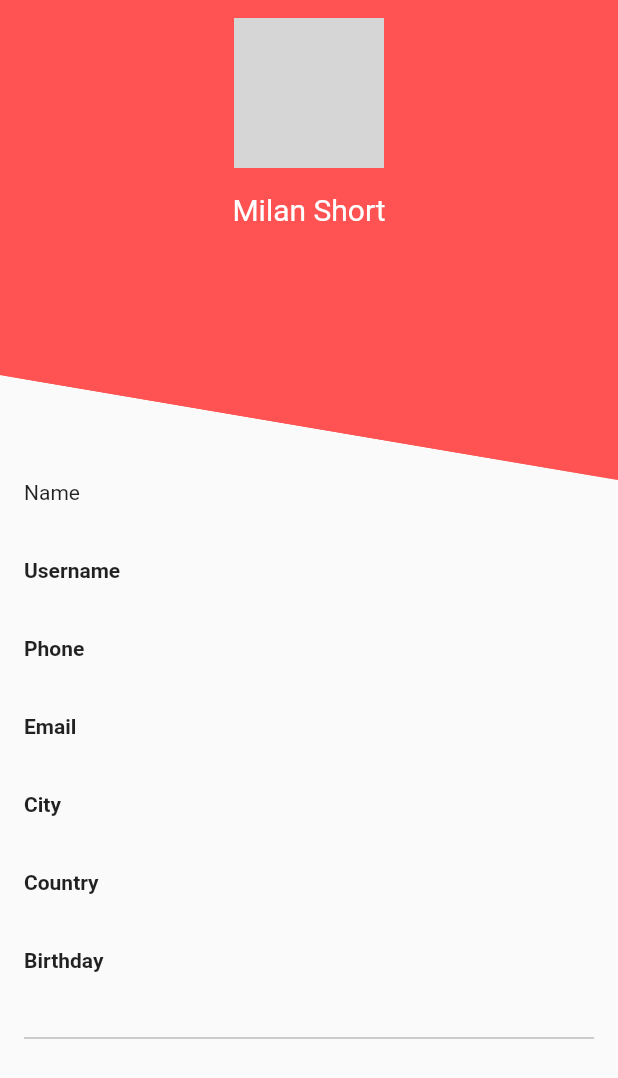
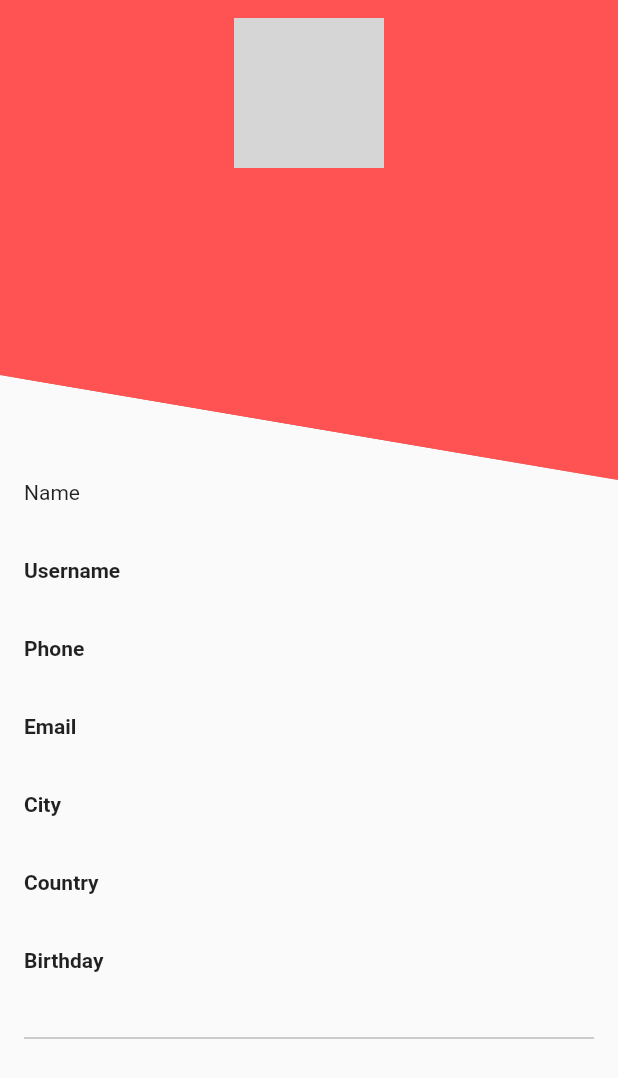
Before and after one commit to fokobot/taller_cursos, a Flutter app: the ProfilePage screen opened directly with empty values, on a phone screen of 412 x 824 dp. Shown: the top 1078 px of the screen. Run offline on Flutter 3.47's test engine with Material 2 defaults, Android fonts, the phone set to English and light mode, and no system bars; our stand-ins replace email_validator, flutter_spinkit, get_it, shared_preferences; accounts and stored records are empty; network calls fail; grey boxes are pictures that could not be loaded.

Commit message:
Pequeñas mejoras

```diff
--- a/lib/widgets/course_detail.dart
+++ b/lib/widgets/course_detail.dart
@@ -7,7 +7,7 @@ class CourseDetail extends StatelessWidget {
   final String coursename;
   final int courseId;
   final int professorId;
-  CourseDetail(this.coursename, this.courseId, this.professorId);
+  CourseDetail({this.coursename, this.courseId, this.professorId});
   @override
   Widget build(BuildContext context) {
     return new Scaffold(
--- a/lib/widgets/course_detail_view.dart
+++ b/lib/widgets/course_detail_view.dart
@@ -24,7 +24,9 @@ class CourseDetailView extends StatelessWidget {
             ),
             body: model.state == ViewState.Busy
                 ? Center(child: CircularProgressIndicator())
-                : CourseDetail(model.courseDetail.name, courseId,
-                    model.courseDetail.professor.id)));
+                : CourseDetail(
+                    coursename: model.courseDetail.name,
+                    courseId: courseId,
+                    professorId: model.courseDetail.professor.id)));
   }
 }
--- a/lib/widgets/person_detail_view.dart
+++ b/lib/widgets/person_detail_view.dart
@@ -2,7 +2,6 @@ import 'package:flutter/material.dart';
 import 'package:taller_cursos/data/person_detail.dart';
 
 class ProfilePage extends StatelessWidget {
-
   final PersonDetail _personDetail;
 
   ProfilePage(this._personDetail);
@@ -14,7 +13,7 @@ class ProfilePage extends StatelessWidget {
   @override
   Widget build(BuildContext context) {
     return Scaffold(
-      appBar: CustomAppBar(),
+      appBar: CustomAppBar(name: this._personDetail.name),
       body: Container(
         padding: EdgeInsets.symmetric(horizontal: 16),
         child: Column(
@@ -112,6 +111,9 @@ final String url =
     "https://ohsobserver.com/wp-content/uploads/2017/09/DrHendrickson-800x1200.jpg";
 
 class CustomAppBar extends StatelessWidget with PreferredSizeWidget {
+  final String name;
+
+  CustomAppBar({this.name});
   @override
   Size get preferredSize => Size(double.infinity, 320);
 
@@ -146,7 +148,7 @@ class CustomAppBar extends StatelessWidget with PreferredSizeWidget {
                       height: 16,
                     ),
                     Text(
-                      "Milan Short",
+                      name,
                       style: TextStyle(color: Colors.white, fontSize: 20),
                     )
                   ],
```
